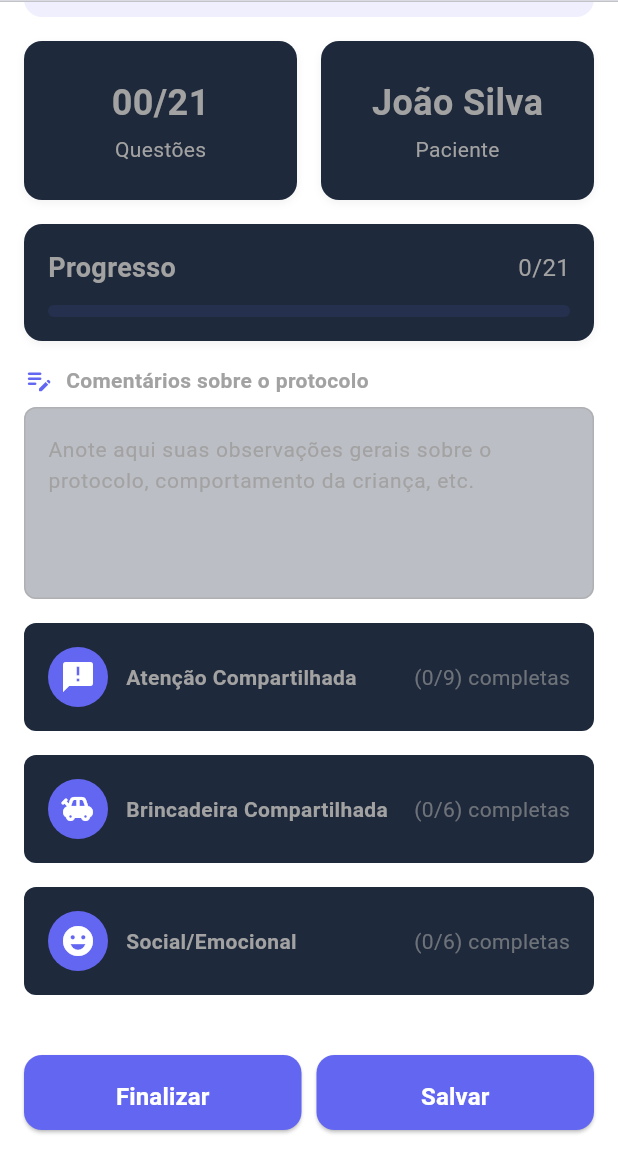
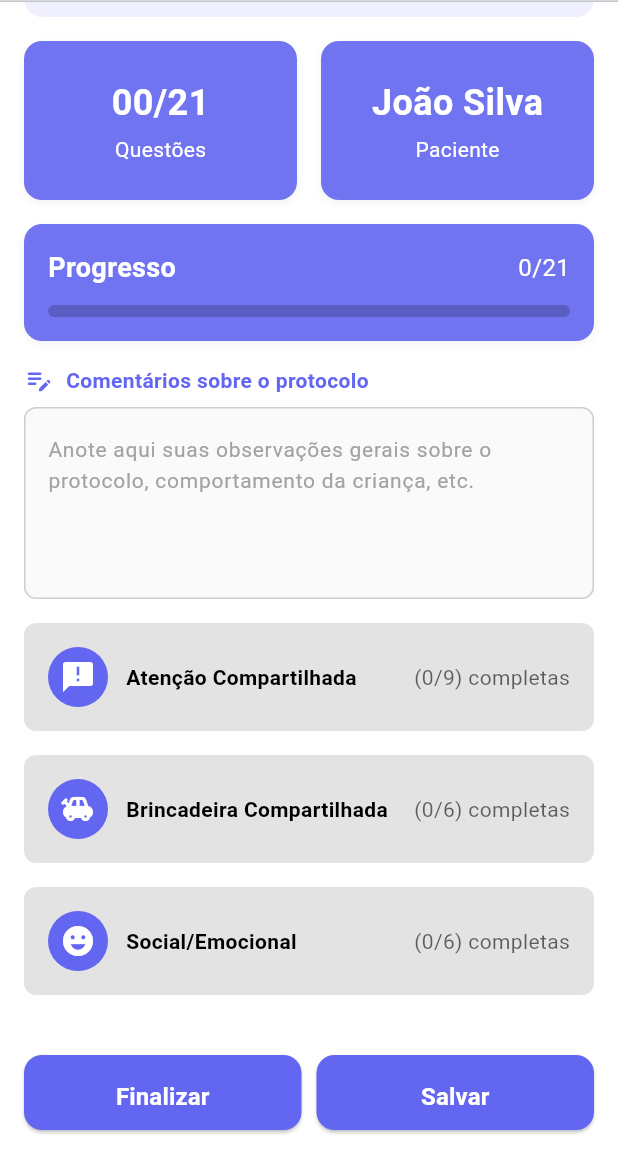
Before and after one commit to Kaickpl/Sistema_espectrum_savvy_front, a Flutter app: the PaginaProtocolo screen opened directly, scrolled down 379 dp, on a phone screen of 412 x 824 dp, the part 82-1236 px from its top. Run offline on Flutter 3.47's test engine with Material 3 defaults, Android fonts, the phone set to English and light mode, and no system bars; our stand-ins replace fl_chart, font_awesome_flutter; missing offline and left inert: syncfusion_flutter_pdfviewer.

Commit message:
mudança nas cores pra adaptar ao colorScheme

```diff
--- a/lib/View/Pages/pagina_questoes_categoria.dart
+++ b/lib/View/Pages/pagina_questoes_categoria.dart
@@ -132,8 +132,10 @@ class _PaginaQuestoesCategoriaState extends State<PaginaQuestoesCategoria> {
 
                   Text(
                     "Questões",
-                    style: TextStyle(fontWeight: FontWeight.bold, fontSize: 19),
+                    style: TextStyle(fontWeight: FontWeight.bold, fontSize: 19, color: Theme.of(context).colorScheme.onSecondary),
                   ),
+
+                  SizedBox(height: 12),
 
                   ListView.builder(
                     shrinkWrap: true,
--- a/lib/View/Widgets/campo_anotacao_padrao.dart
+++ b/lib/View/Widgets/campo_anotacao_padrao.dart
@@ -33,7 +33,7 @@ class CampoAnotacaoPadrao extends StatelessWidget {
               style: TextStyle(
                 fontSize: 14,
                 fontWeight: FontWeight.bold,
-                color: Theme.of(context).colorScheme.onSurface,
+                color: Theme.of(context).colorScheme.primary,
               ),
             ),
           ],
@@ -49,7 +49,7 @@ class CampoAnotacaoPadrao extends StatelessWidget {
             hintStyle: TextStyle(fontSize: 14),
             alignLabelWithHint: true,
             filled: true,
-            fillColor: Theme.of(context).colorScheme.surfaceVariant.withOpacity(0.3),
+            fillColor: Theme.of(context).colorScheme.onSurface.withValues(alpha: 0.05),
 
             // Borda padrão
             enabledBorder: OutlineInputBorder(
--- a/lib/View/Widgets/categoria_protocolo.dart
+++ b/lib/View/Widgets/categoria_protocolo.dart
@@ -69,7 +69,7 @@ class _CategoriaProtocoloState extends State<CategoriaProtocolo> {
         child: Container(
           padding: EdgeInsets.all(16),
           decoration: BoxDecoration(
-            color: Theme.of(context).colorScheme.surface,
+            color: Theme.of(context).colorScheme.onSurface.withOpacity(0.30),
             borderRadius: BorderRadius.circular(8),
           ),
             child: Row(
@@ -93,7 +93,7 @@ class _CategoriaProtocoloState extends State<CategoriaProtocolo> {
                       style: TextStyle(
                         fontSize: 14,
                         fontWeight: FontWeight.bold,
-                        color: Theme.of(context).colorScheme.onSurface,
+                        color: Theme.of(context).colorScheme.onSecondary,
                       ),
                     maxLines: 2,
                     overflow: TextOverflow.ellipsis,
@@ -112,7 +112,7 @@ class _CategoriaProtocoloState extends State<CategoriaProtocolo> {
                         fontSize: 14,
                         color: Theme.of(
                           context,
-                        ).colorScheme.onSurface.withOpacity(0.6),
+                        ).colorScheme.onSecondary.withOpacity(0.6),
                       ),
                     ),
             ],
--- a/lib/View/Widgets/info_questoes_e_nome_paciente.dart
+++ b/lib/View/Widgets/info_questoes_e_nome_paciente.dart
@@ -40,7 +40,7 @@ class InfoQuestoesENomePaciente extends StatelessWidget {
         Center(
           child: CircleAvatar(
             radius: 36,
-            backgroundColor: Theme.of(context).colorScheme.surface,
+            backgroundColor: Theme.of(context).colorScheme.onSurface.withValues(alpha: 0.30),
             child: Icon(
               iconePrincipal,
               color: Theme.of(context).colorScheme.primary,
@@ -65,7 +65,7 @@ class InfoQuestoesENomePaciente extends StatelessWidget {
           textAlign: TextAlign.center,
           style: TextStyle(
             fontSize: 16,
-            color: Theme.of(context).colorScheme.onSurface,
+            color: Theme.of(context).colorScheme.onSurface, // Ajustado de onBackground
           ),
         ),
 
@@ -121,7 +121,7 @@ class InfoQuestoesENomePaciente extends StatelessWidget {
               child: Container(
                 padding: const EdgeInsets.symmetric(vertical: 24),
                 decoration: BoxDecoration(
-                  color: Theme.of(context).colorScheme.surface,
+                  color: Theme.of(context).colorScheme.primary.withValues(alpha: 0.90),
                   borderRadius: BorderRadius.circular(12),
                   boxShadow: [
                     BoxShadow(
@@ -138,7 +138,7 @@ class InfoQuestoesENomePaciente extends StatelessWidget {
                       style: TextStyle(
                         fontSize: 24,
                         fontWeight: FontWeight.bold,
-                        color: Theme.of(context).colorScheme.onSurface,
+                        color: Theme.of(context).colorScheme.onPrimary,
                       ),
                     ),
                     const SizedBox(height: 4),
@@ -146,7 +146,7 @@ class InfoQuestoesENomePaciente extends StatelessWidget {
                       "Questões",
                       style: TextStyle(
                         fontSize: 14,
-                        color: Theme.of(context).colorScheme.onSurface,
+                        color: Theme.of(context).colorScheme.onPrimary,
                       ),
                     ),
                   ],
@@ -160,7 +160,7 @@ class InfoQuestoesENomePaciente extends StatelessWidget {
               child: Container(
                 padding: const EdgeInsets.symmetric(vertical: 24),
                 decoration: BoxDecoration(
-                  color: Theme.of(context).colorScheme.surface,
+                  color: Theme.of(context).colorScheme.primary.withValues(alpha: 0.90),
                   borderRadius: BorderRadius.circular(12),
                   boxShadow: [
                     BoxShadow(
@@ -177,7 +177,7 @@ class InfoQuestoesENomePaciente extends StatelessWidget {
                       style: TextStyle(
                         fontSize: 24,
                         fontWeight: FontWeight.bold,
-                        color: Theme.of(context).colorScheme.onSurface,
+                        color: Theme.of(context).colorScheme.onPrimary,
                         overflow: TextOverflow.ellipsis,
                       ),
                     ),
@@ -186,7 +186,7 @@ class InfoQuestoesENomePaciente extends StatelessWidget {
                       "Paciente",
                       style: TextStyle(
                         fontSize: 14,
-                        color: Theme.of(context).colorScheme.onSurface,
+                        color: Theme.of(context).colorScheme.onPrimary,
                       ),
                     ),
                   ],
@@ -201,7 +201,7 @@ class InfoQuestoesENomePaciente extends StatelessWidget {
         Container(
           padding: const EdgeInsets.all(16),
           decoration: BoxDecoration(
-            color: Theme.of(context).colorScheme.surface,
+            color: Theme.of(context).colorScheme.primary.withValues(alpha: 0.90),
             boxShadow: [
               BoxShadow(
                 color: Colors.black.withOpacity(0.05),
@@ -220,7 +220,7 @@ class InfoQuestoesENomePaciente extends StatelessWidget {
                     style: TextStyle(
                       fontSize: 18,
                       fontWeight: FontWeight.bold,
-                      color: Theme.of(context).colorScheme.onSurface,
+                      color: Theme.of(context).colorScheme.onPrimary,
                     ),
                   ),
                   const Spacer(),
@@ -228,7 +228,7 @@ class InfoQuestoesENomePaciente extends StatelessWidget {
                     '$questoesRespondidas/$totalDeQuestoes',
                     style: TextStyle(
                       fontSize: 16,
-                      color: Theme.of(context).colorScheme.onSurface,
+                      color: Theme.of(context).colorScheme.onPrimary,
                     ),
                   ),
                 ],
@@ -237,11 +237,11 @@ class InfoQuestoesENomePaciente extends StatelessWidget {
               ClipRRect(
                 borderRadius: BorderRadius.circular(8),
                 child: LinearProgressIndicator(
-                  minHeight: 8, // Altura da barrinha
-                  value: porcentagemProgresso, // Usa a nossa matemática!
-                  backgroundColor: Theme.of(context).colorScheme.primary.withOpacity(0.10),
+                  minHeight: 8,
+                  value: porcentagemProgresso,
+                  backgroundColor: Theme.of(context).colorScheme.onSecondary.withOpacity(0.20),
                   valueColor: AlwaysStoppedAnimation<Color>(
-                    Theme.of(context).colorScheme.primary,
+                    Theme.of(context).colorScheme.onPrimary,
                   ),
                 ),
               ),
--- a/lib/main.dart
+++ b/lib/main.dart
@@ -1,8 +1,6 @@
 import 'package:espectrum_front/Config/tema_claro.dart';
 import 'package:espectrum_front/Config/tema_escuro.dart';
-
 import 'package:espectrum_front/View/Pages/tela_inicial.dart';
-
 import 'package:flutter/material.dart';
 
 ValueNotifier<ThemeMode> temaApp =
```
Also changed, not shown: lib/View/Widgets/widget_questao_sanfona.dart (+64 -41 lines).
